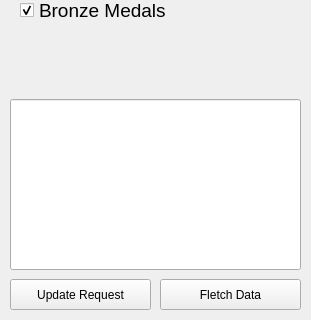
Qt form data/UIs/RequestOptions.ui (LiamB72/TROPHEE_NSI) before a commit; both pictures show x 0 to 311 and y 161 to 481 of the 311 by 481 pixel window.
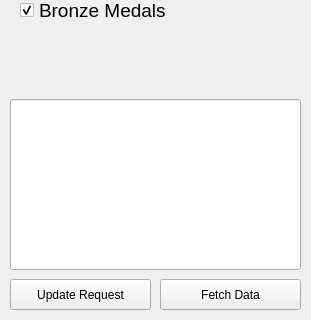
The same form after that commit.

```diff
--- a/data/UIs/RequestOptions.ui
+++ b/data/UIs/RequestOptions.ui
@@ -382,7 +382,7 @@
      </rect>
     </property>
     <property name="text">
-     <string>Fletch Data</string>
+     <string>Fetch Data</string>
     </property>
    </widget>
    <widget class="QLineEdit" name="sqlRequestQT">
```
